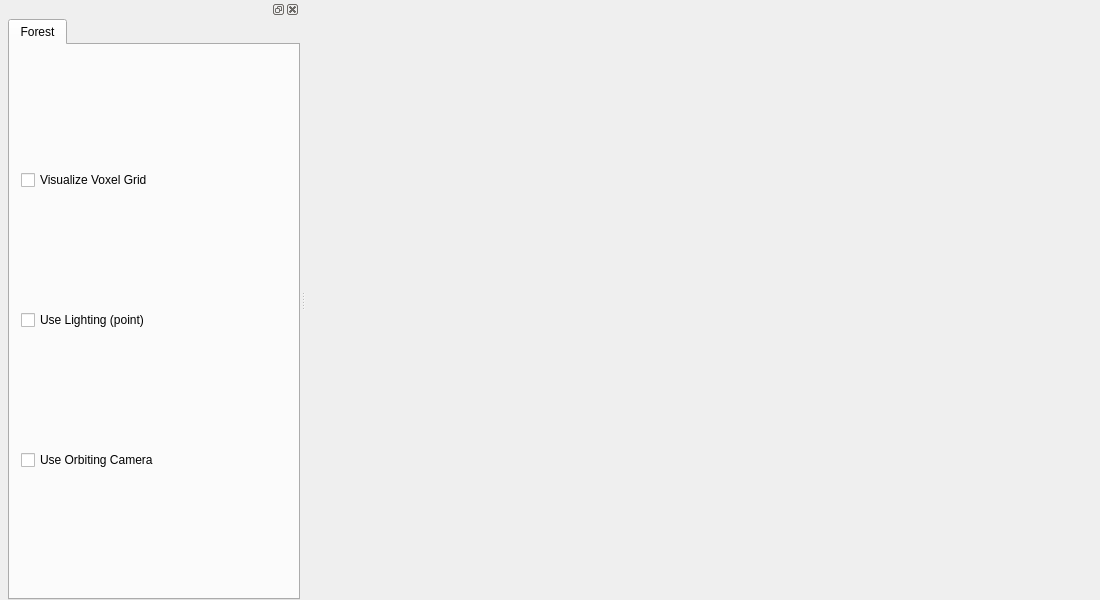
Qt form ui/mainwindow.ui (herewegoblueno/team-wildfire) before a commit.
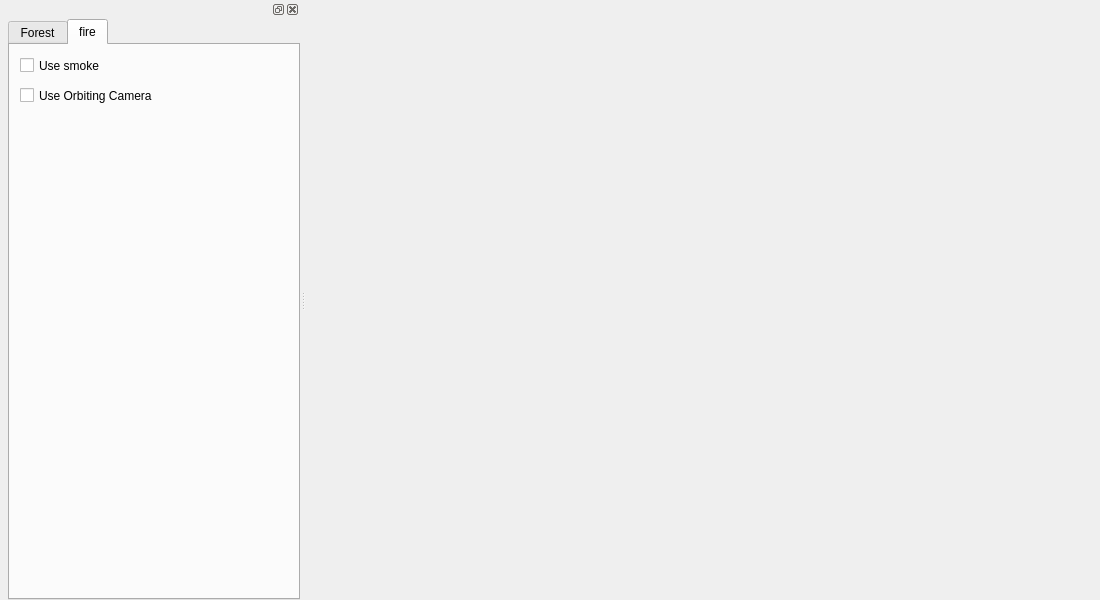
The same form after that commit. The open tabs and pages were chosen to show the change.

Patch:
```diff
--- a/ui/mainwindow.ui
+++ b/ui/mainwindow.ui
@@ -97,6 +97,48 @@
            </item>
           </layout>
          </widget>
+         <widget class="QWidget" name="fireTab">
+          <attribute name="title">
+           <string>fire</string>
+          </attribute>
+          <widget class="QCheckBox" name="useSmoke">
+           <property name="geometry">
+            <rect>
+             <x>10</x>
+             <y>10</y>
+             <width>265</width>
+             <height>21</height>
+            </rect>
+           </property>
+           <property name="text">
+            <string>Use smoke</string>
+           </property>
+          </widget>
+          <widget class="QCheckBox" name="useOrbitingCameraFire">
+           <property name="geometry">
+            <rect>
+             <x>10</x>
+             <y>40</y>
+             <width>265</width>
+             <height>21</height>
+            </rect>
+           </property>
+           <property name="text">
+            <string>Use Orbiting Camera</string>
+           </property>
+          </widget>
+          <widget class="QWidget" name="InitializeAndSrc_2" native="true">
+           <property name="geometry">
+            <rect>
+             <x>10</x>
+             <y>60</y>
+             <width>265</width>
+             <height>469</height>
+            </rect>
+           </property>
+           <layout class="QHBoxLayout" name="horizontalLayout_4"/>
+          </widget>
+         </widget>
         </widget>
        </item>
       </layout>
```
Left out of the diff: 3 changed lines with no effect on the pictures.
